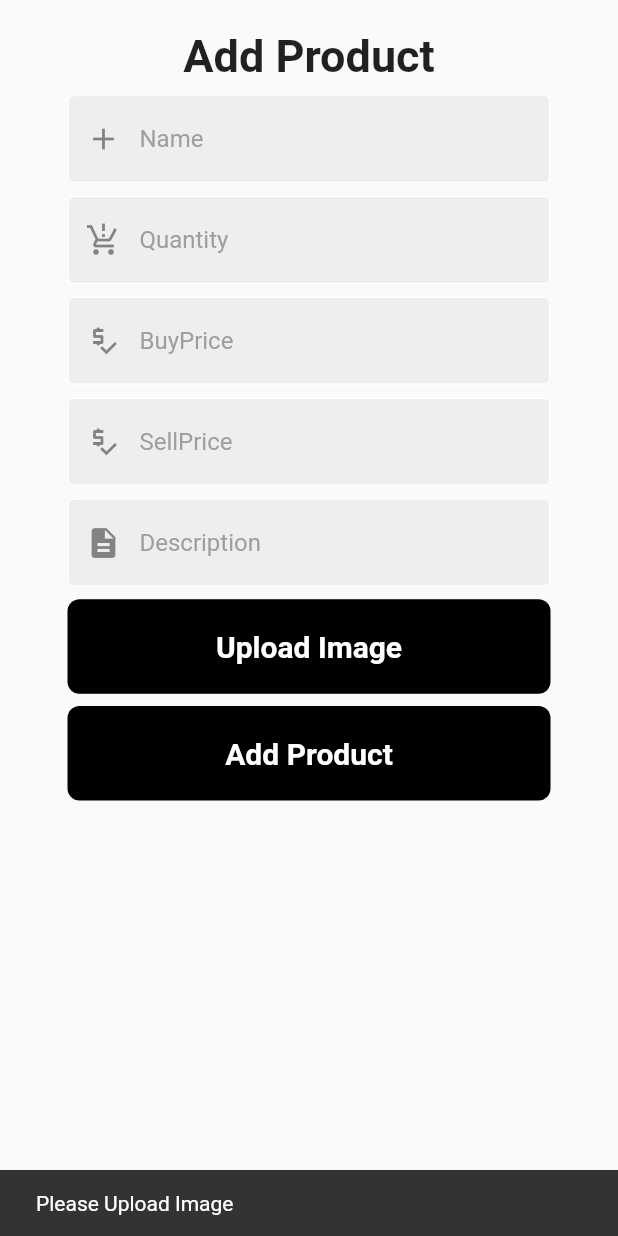
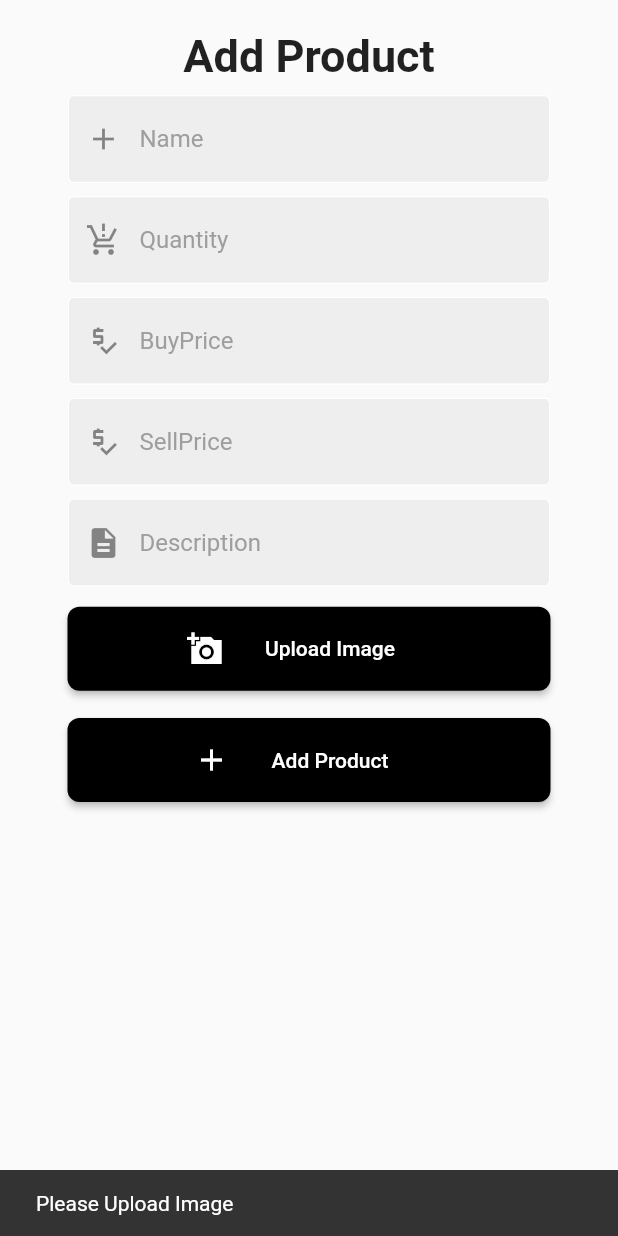
Before and after one commit to 2020cs39/E-commerce-App, a Flutter app: the AddProduct screen opened directly, after a tap on "Add Product", on a phone screen of 412 x 824 dp. Run offline on Flutter 3.47's test engine with Material 2 defaults, Android fonts, the phone set to English and light mode, and no system bars; our stand-ins replace carousel_slider, cloud_firestore, firebase_core, firebase_storage, google_fonts, image_picker; missing offline and left inert: bulleted_list; accounts and stored records are empty.

Commit message:
Add Product Screen

```diff
--- a/lib/main.dart
+++ b/lib/main.dart
@@ -1,4 +1,4 @@
-import 'package:ecommerce_app/screens/buyer/itemdetail/detail.dart';
+import 'package:ecommerce_app/screens/seller/add_product.dart';
 import 'package:ecommerce_app/util/app_style.dart';
 import 'package:flutter/material.dart';
 import 'package:firebase_core/firebase_core.dart';
@@ -17,7 +17,7 @@ class MyApp extends StatelessWidget {
     return const MaterialApp(
       debugShowCheckedModeBanner: false,
       home: Scaffold(
-        body: ItemDetail(),
+        body: AddProduct(),
         backgroundColor: eLighterGrey,
       ),
     );
--- a/lib/screens/buyer/sign_in.dart
+++ b/lib/screens/buyer/sign_in.dart
@@ -26,6 +26,7 @@ class SignInBuyer extends StatelessWidget {
         SizedBox(height: SizeConfig.verticalBlockSize! * 3),
         MyButton(
           buttonText: "Sign in",
+          icon: const Icon(Icons.login),
           onTap: () {
           },
         )
--- a/lib/screens/buyer/sign_up.dart
+++ b/lib/screens/buyer/sign_up.dart
@@ -31,6 +31,7 @@ class SignUpBuyer extends StatelessWidget {
         SizedBox(height: SizeConfig.verticalBlockSize! * 3),
         MyButton(
           buttonText: "Sign Up",
+          icon: const Icon(Icons.person_add),
           onTap: () async {
             final String fname = fullName.text;
             final String uname = username.text;
--- a/lib/screens/seller/add_product.dart
+++ b/lib/screens/seller/add_product.dart
@@ -7,6 +7,7 @@ import 'package:flutter/material.dart';
 import 'package:ecommerce_app/widgets/input_field.dart';
 import 'package:ecommerce_app/widgets/button.dart';
 
+class _AddProductState extends State<AddProduct> {
   TextEditingController productName = TextEditingController();
   TextEditingController productQuantity = TextEditingController();
   TextEditingController productBuyPrice = TextEditingController();
@@ -14,8 +15,8 @@ TextEditingController productSellPrice = TextEditingController();
   TextEditingController productDescription = TextEditingController();
   String buttonText = 'Upload Image';
   String imageUrl = '';
+  String localImagePath = '';
 
-class _AddProductState extends State<AddProduct> {
   @override
   Widget build(BuildContext context) {
     SizeConfig().init(context);
@@ -64,34 +65,57 @@ class _AddProductState extends State<AddProduct> {
               icon: const Icon(Icons.description),
             ),
             SizedBox(height: SizeConfig.verticalBlockSize! * 1),
+            localImagePath != ""
+                ? InkWell(
+                    onTap: () {
+                      setState(() {
+                        localImagePath = "";
+                      });
+                    },
+                    child: Image.file(
+                      File(localImagePath),
+                      width: 150,
+                      height: 150,
+                    ),
+                  )
+                : Container(),
             MyButton(
               buttonText: buttonText,
+              icon: const Icon(Icons.add_a_photo_sharp),
               onTap: () async {
                 var image =
                     await ImagePicker().pickImage(source: ImageSource.gallery);
+
                 if (image != null) {
                   setState(() {
                     buttonText = 'Image Uploaded';
+                    localImagePath = image.path;
                   });
                 }
-                String uniqueImageName = DateTime.now().millisecondsSinceEpoch.toString();
+                String uniqueImageName =
+                    DateTime.now().millisecondsSinceEpoch.toString();
                 Reference referenceRoot = FirebaseStorage.instance.ref();
                 Reference referenceDirectoryImage =
                     referenceRoot.child('images');
-                Reference referenceFileImage = referenceDirectoryImage
-                    .child(uniqueImageName);
+                Reference referenceFileImage =
+                    referenceDirectoryImage.child(uniqueImageName);
                 try {
                   await referenceFileImage.putFile(File(image!.path));
                   imageUrl = await referenceFileImage.getDownloadURL();
                 } catch (e) {
-                  print(e.toString());
+                  //print(e.toString());
                 }
               },
             ),
             SizedBox(height: SizeConfig.verticalBlockSize! * 1),
-            MyButton(buttonText: "Add Product", onTap: () {
-              if(imageUrl.isNotEmpty){
-                FirebaseFirestore.instance.collection('sellerproducts').add({
+            MyButton(
+                buttonText: "Add Product",
+                icon: const Icon(Icons.add),
+                onTap: () {
+                  if (imageUrl.isNotEmpty) {
+                    FirebaseFirestore.instance
+                        .collection('sellerproducts')
+                        .add({
                       'Name': productName.text,
                       'Quantity': productQuantity.text,
                       'BuyPrice': productBuyPrice.text,
@@ -107,7 +131,7 @@ class _AddProductState extends State<AddProduct> {
                     imageUrl = '';
                     buttonText = 'Upload Image';
                   }
-              if(imageUrl.isEmpty){
+                  if (imageUrl.isEmpty) {
                     ScaffoldMessenger.of(context).showSnackBar(
                       const SnackBar(
                         content: Text('Please Upload Image'),
--- a/lib/screens/seller/sign_in.dart
+++ b/lib/screens/seller/sign_in.dart
@@ -28,6 +28,7 @@ class SignInSeller extends StatelessWidget {
         SizedBox(height: SizeConfig.verticalBlockSize! * 3),
         MyButton(
           buttonText: "Sign in",
+          icon: const Icon(Icons.login),
           onTap: () async{
             StreamBuilder(
               stream: _sellers.snapshots(),
--- a/lib/screens/seller/sign_up.dart
+++ b/lib/screens/seller/sign_up.dart
@@ -45,6 +45,7 @@ class SignUpSeller extends StatelessWidget {
         SizedBox(height: SizeConfig.verticalBlockSize! * 3),
         MyButton(
           buttonText: "Sign Up",
+          icon: const Icon(Icons.person_add),
           onTap: () async {
             final String fname = fullName.text;
             final String uname = username.text;
--- a/lib/widgets/button.dart
+++ b/lib/widgets/button.dart
@@ -3,29 +3,31 @@ import 'package:flutter/material.dart';
 class MyButton extends StatelessWidget {
   final Function()? onTap;
   final String buttonText;
+  final Icon icon;
 
-  const MyButton({super.key, required this.buttonText, required this.onTap});
+  const MyButton(
+      {super.key,
+      required this.buttonText,
+      required this.onTap,
+      required this.icon});
 
   @override
   Widget build(BuildContext context) {
-    return GestureDetector(
-      onTap: onTap,
-      child: Container(
-        padding: const EdgeInsets.all(20),
-        margin: const EdgeInsets.symmetric(horizontal: 25),
-        decoration: BoxDecoration(
-          color: Colors.black,
-          borderRadius: BorderRadius.circular(8),
+    return Container(
+      margin: const EdgeInsets.symmetric(horizontal: 25, vertical: 5),
+      child: ElevatedButton.icon(
+        style: ElevatedButton.styleFrom(
+          backgroundColor: Colors.black,
+          foregroundColor: Colors.white,
+          shape: RoundedRectangleBorder(
+            borderRadius: BorderRadius.circular(8.0),
+          ),
         ),
-        child: Center(
-          child: Text(
-            buttonText,
-            style: const TextStyle(
-              color: Colors.white,
-              fontWeight: FontWeight.bold,
-              fontSize: 20,
-            ),
-          ),
+        onPressed: onTap,
+        icon: icon,
+        label: Padding(
+          padding: const EdgeInsets.all(20),
+          child: Text(buttonText),
         ),
       ),
     );
```
Also changed, not shown: pubspec.lock. Lines whose indentation alone changed are shown as unchanged.
